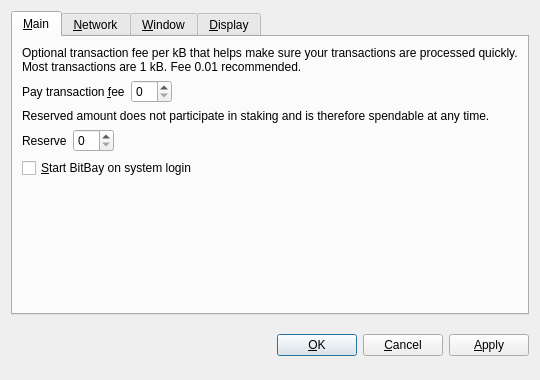
The window that src/qt/forms/optionsdialog.ui (bitbaymarket/bitbay-core) describes before a commit, drawn with Qt 5.
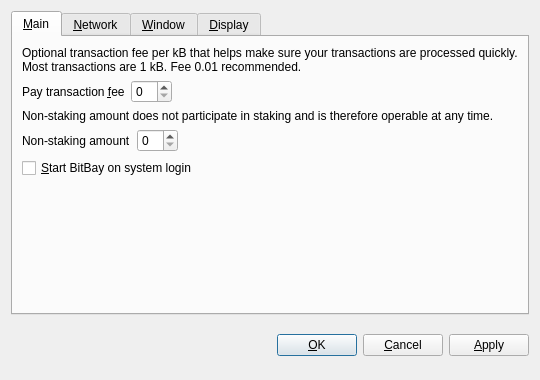
The same window after the commit. Custom widgets are drawn as their Qt base class.

Commit message: Rename to prevent confusion with reserve

Diff of the .ui file:
```diff
--- a/src/qt/forms/optionsdialog.ui
+++ b/src/qt/forms/optionsdialog.ui
@@ -79,7 +79,7 @@
        <item>
         <widget class="QLabel" name="reserveBalanceInfoLabel">
          <property name="text">
-          <string>Reserved amount does not participate in staking and is therefore spendable at any time.</string>
+          <string>Non-staking amount does not participate in staking and is therefore operable at any time.</string>
          </property>
          <property name="textFormat">
           <enum>Qt::PlainText</enum>
@@ -94,7 +94,7 @@
          <item>
           <widget class="QLabel" name="reserveBalanceLabel">
            <property name="text">
-            <string>Reserve</string>
+            <string>Non-staking amount</string>
            </property>
            <property name="textFormat">
             <enum>Qt::PlainText</enum>
```
